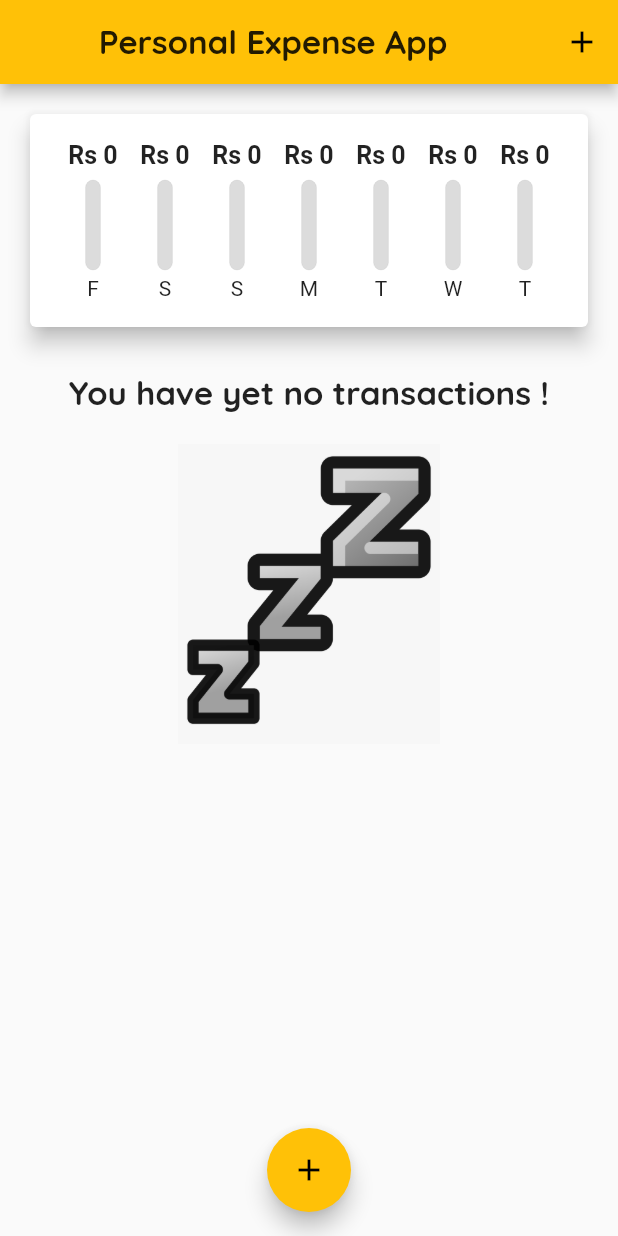
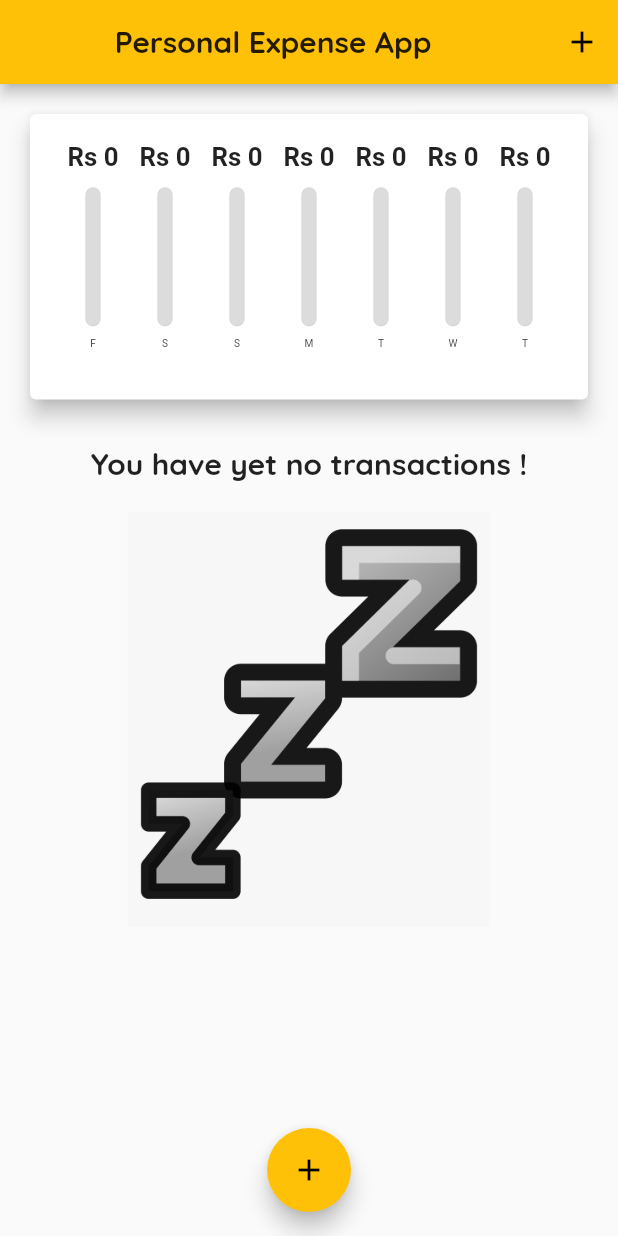
Before and after one commit to axijethwa74/expensoApp, a Flutter app: the screen it shows after launch, on a phone screen of 412 x 824 dp. Run offline on Flutter 3.47's test engine with Material 2 defaults, Android fonts, the phone set to English and light mode, and no system bars.

Commit message:
done
Updated done Landscape & potrait mode

```diff
--- a/lib/Models/transaction.dart
+++ b/lib/Models/transaction.dart
@@ -2,8 +2,11 @@
 
 // ignore: unused_import
 import 'package:flutter/foundation.dart';
+// ignore: unused_import
+import 'package:flutter/material.dart';
 
 class Transaction{
+
   final String id;
   final String title;
   final double amount;
--- a/lib/View/Chart_bar.dart
+++ b/lib/View/Chart_bar.dart
@@ -13,15 +13,15 @@ class ChartBar extends StatelessWidget {
 
   @override
   Widget build(BuildContext context) {
-    return Column(
+    return LayoutBuilder(builder: (context, constraints) {
+      return Column(
       children: [
-
-
-      SizedBox(
+      // ignore: sized_box_for_whitespace
+      Container(
         width: 34,
-        height: 20,
+        height:constraints.maxHeight * 0.15,
         child: FittedBox(
-          child:   Text(
+          child: Text(
             'Rs ${spendingamount.toStringAsFixed(0)}',
             style:const TextStyle(
               fontWeight: FontWeight.bold,
@@ -31,13 +31,13 @@ class ChartBar extends StatelessWidget {
         ),
       ),
 
-        const SizedBox(
-          height: 6,
+         SizedBox(
+          height:constraints.maxHeight * 0.05,
         ),
 
         // ignore: sized_box_for_whitespace
         Container(
-          height: 60,
+          height:constraints.maxHeight * 0.6,
           width: 10,
           child: Stack(
             children: [
@@ -61,13 +61,19 @@ class ChartBar extends StatelessWidget {
 
         ),
 
-         const SizedBox(
-          height: 4,
+          SizedBox(
+          height:constraints.maxHeight * 0.05,
         ),
 
-        Text(label),
+        // ignore: sized_box_for_whitespace
+        Container(height:constraints.maxHeight * 0.05,
+          child: FittedBox(child: Text(label))),
 
       ],
     );
+
+    },
+    );
+
   }
 }
--- a/lib/View/chart.dart
+++ b/lib/View/chart.dart
@@ -46,8 +46,7 @@ class Chart extends StatelessWidget {
 
   @override
   Widget build(BuildContext context) {
-    // ignore: avoid_print
-    print(groupedTransactionValues);
+
     return  Card(
       elevation: 6,
       margin: const EdgeInsets.all(20),
--- a/lib/View/list_Transaction.dart
+++ b/lib/View/list_Transaction.dart
@@ -19,9 +19,9 @@ final Function deletetx;
   @override
   Widget build(BuildContext context) {
     // ignore: sized_box_for_whitespace
-    return  Container(
-      height: 500,
-      child: transaction.isEmpty ? Column(
+    return transaction.isEmpty ?
+    LayoutBuilder(builder: (context, constraints){
+      return Column(
         children:  [
           const SizedBox(
             height: 10,
@@ -35,10 +35,11 @@ final Function deletetx;
 
           // ignore: sized_box_for_whitespace
           Container(
-            height: 200,
+            height: constraints.maxHeight * 0.6,
             child: Image.asset('assets/images/empty.png',fit: BoxFit.cover,)),
 
-        ],
+        ]);
+    }
 
       ): ListView.builder(
         itemCount: transaction.length,
@@ -73,9 +74,6 @@ final Function deletetx;
 
           );
         },
-      ),
-
-
     );
   }
 }
--- a/lib/View/new_Transaction.dart
+++ b/lib/View/new_Transaction.dart
@@ -123,10 +123,6 @@ DateTime _selectedDate = DateTime.now();
                            ,style: TextStyle(fontSize: 18,fontWeight: FontWeight.bold),
                            ),
                            )
-
-
-
-
                         ],
                       ),
                     ),
--- a/lib/View/view.dart
+++ b/lib/View/view.dart
@@ -1,5 +1,5 @@
 // ignore: unused_import
-// ignore_for_file: deprecated_member_use
+// ignore_for_file: deprecated_member_use, sized_box_for_whitespace
 // ignore: unused_import
 //import 'package:expensecounterapp/View/chart.dart';
 // ignore: unused_import
@@ -50,9 +50,10 @@ class _ViewState extends State<View> {
 
   //        ),
 ];
-
+// ignore: prefer_final_fields, unused_field
+bool _showChart = false;
 // ignore: unused_element
-List<Transaction> get _recentTransaction{
+List<Transaction> get  _recentTransaction{
   return _userTransaction.where((tx) {
     return tx.date.isAfter(
       DateTime.now().subtract(const Duration(
@@ -103,34 +104,73 @@ void _addNewTransaction(String txtitle, double txamount, DateTime chosedate){
   }
 
 
+  // ignore: prefer_final_fields, unused_field
+  bool _theme = false;
+
+
+
+
 
   @override
   Widget build(BuildContext context) {
-    return Scaffold(
-        appBar: AppBar(
+    // ignore: unused_local_variable
+    final isLandscape = MediaQuery.of(context).orientation == Orientation.landscape;
+
+    final appbar = AppBar(
           title:  Center(child: Text("Personal Expense App",
           style: Theme.of(context).textTheme.titleMedium,
           ),
           ),
+
            actions: [
-           IconButton(
+          IconButton(
             onPressed: () => _startAddNewTransaction(context),
            icon: const Icon(Icons.add,),)
+
           ],
-  ),
 
+
+  );
+
+
+  final txlistWidget = Container(
+        height: (MediaQuery.of(context).size.height-appbar.preferredSize.height) * 0.6,
+        child: list_transaction(_userTransaction,_deleteTransaction));
+
+  // ignore: unused_local_variable
+  final reTxWidget =  Container(
+        height: (MediaQuery.of(context).size.height-appbar.preferredSize.height
+        - MediaQuery.of(context).padding.top) * 0.7,
+         child : Chart(_recentTransaction),
+         );
+
+    return Scaffold(
+     appBar: appbar,
      body: SingleChildScrollView(
-
        child: Column(
         crossAxisAlignment: CrossAxisAlignment.stretch,
         children:<Widget> [
-          // ignore: sized_box_for_whitespace
-         Chart(_recentTransaction),
-      list_transaction(_userTransaction,_deleteTransaction),
-
+         if(isLandscape) Row(
+            mainAxisAlignment: MainAxisAlignment.end,
+            children: [
+              Switch(value: _showChart, onChanged: (val){
+                setState(() {
+                  _showChart=val;
+                },);
+              },),
+            ],
+          ),
+          if(!isLandscape)Container(
+        height: (MediaQuery.of(context).size.height-appbar.preferredSize.height
+        - MediaQuery.of(context).padding.top) * 0.3,
+         child : Chart(_recentTransaction),
+         ),
+          if(!isLandscape)txlistWidget,
+         if(isLandscape) _showChart ? reTxWidget : txlistWidget,
         ],
        ),
      ),
+
     floatingActionButtonLocation: FloatingActionButtonLocation.centerFloat,
       floatingActionButton: FloatingActionButton(
      child:  const Icon(Icons.add),
--- a/lib/main.dart
+++ b/lib/main.dart
@@ -1,5 +1,7 @@
 // ignore_for_file: deprecated_member_use
 
+// ignore: unused_import
+import 'package:expensecounterapp/Models/transaction.dart';
 import 'package:flutter/material.dart';
 
 import 'View/view.dart';
@@ -8,48 +10,36 @@ void main() {
   runApp( const Home());
 }
 
-class Home extends StatelessWidget {
+class Home extends StatefulWidget {
   const Home({Key? key}) : super(key: key);
 
   @override
+  State<Home> createState() => _HomeState();
+}
+
+class _HomeState extends State<Home> {
+
+  @override
   Widget build(BuildContext context) {
-    return  MaterialApp(
 
-      theme: ThemeData(
+    return    MaterialApp(
+
+       theme: ThemeData(
         primarySwatch: Colors.amber,
          colorScheme: ColorScheme.fromSwatch(primarySwatch: Colors.amber),
          textTheme: ThemeData.light().textTheme.copyWith(
           titleMedium:const TextStyle(
             fontFamily: 'Quicksand',
-            fontSize: 22,
+            fontSize: 20,
             //fontWeight: FontWeight.bold,
 
 
           ),
 
          ),
-
-        // fontFamily: 'OpenSans'
-      // appBarTheme:  const AppBarTheme(
-      //         // backgroundColor: Colors.deepPurple,
-      //         // This will be applied to the "back" icon
-      //         iconTheme: IconThemeData(color: Colors.red),
-      //         // This will be applied to the action icon buttons that locates on the right side
-      //         actionsIconTheme: IconThemeData(color: Colors.amber),
-      //        // centerTitle: false,
-      //        // elevation: 15,
-
-      //         titleTextStyle: TextStyle(color: Colors.black))
-       ),
-
-
-
-
-      debugShowCheckedModeBanner: false,
+         ),
+          debugShowCheckedModeBanner: false,
       home: const View(),
-
-
-
     );
   }
 }
--- /dev/null
+++ b/lib/provider.dart/theming.dart
@@ -0,0 +1,27 @@
+// ignore: unused_import
+import 'package:flutter/material.dart';
+
+class MyTheme{
+  static final darkTheme = ThemeData(
+    scaffoldBackgroundColor: Colors.black,
+    colorScheme: const ColorScheme.dark(),
+      // ignore: prefer_const_constructors
+      appBarTheme: AppBarTheme(
+        backgroundColor: Colors.black,
+      ),
+      textTheme: ThemeData.light().textTheme.copyWith(
+          titleMedium:const TextStyle(
+            fontFamily: 'Quicksand',
+            fontSize: 22,
+              ),
+              ),
+  );
+
+  static final lightTheme = ThemeData.light().textTheme.copyWith(
+          titleMedium:const TextStyle(
+            fontFamily: 'Quicksand',
+            fontSize: 22,
+              ),
+              );
+
+}
```
